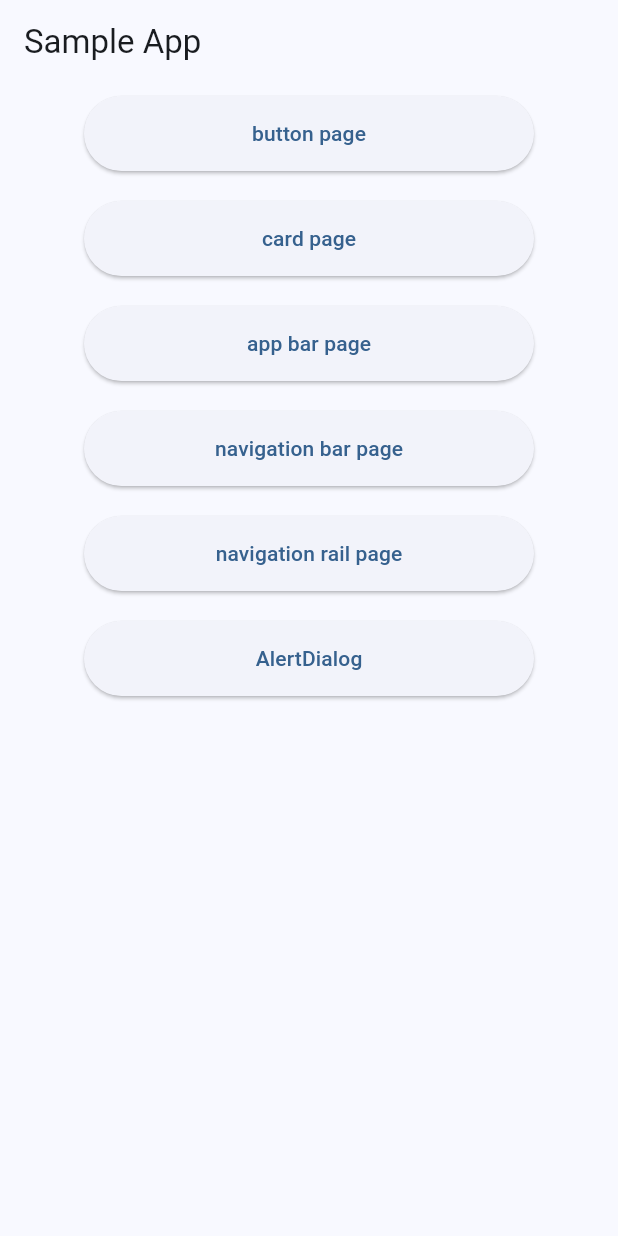
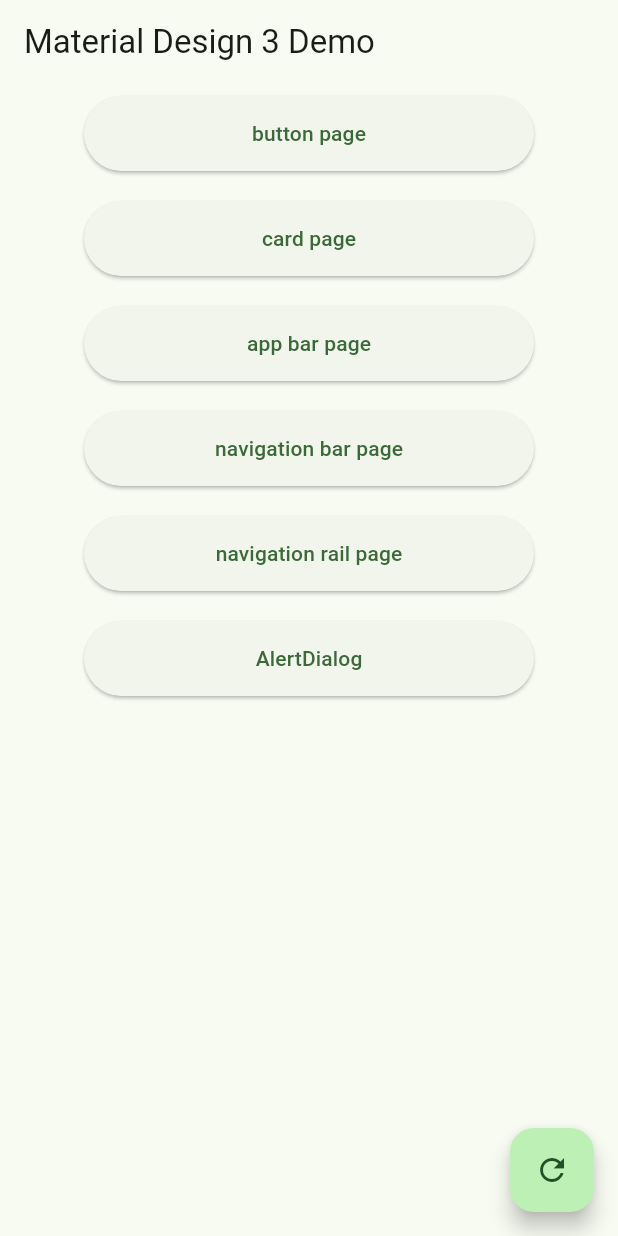
Before and after one commit to susatthi/sample_material_design3, a Flutter app: the screen it shows after launch, on a phone screen of 412 x 824 dp. Run offline on Flutter 3.47's test engine with Material 2 defaults, Android fonts, the phone set to English and light mode, and no system bars.

Commit message:
🚀 feat:  Material Design 2 と 3 を切替可能にした

```diff
--- a/sample_app/lib/main.dart
+++ b/sample_app/lib/main.dart
@@ -10,40 +10,56 @@ void main() {
   runApp(const MyApp());
 }
 
-class MyApp extends StatelessWidget {
+class MyApp extends StatefulWidget {
   const MyApp({super.key});
+
+  @override
+  MyAppState createState() => MyAppState();
+}
+
+class MyAppState extends State<MyApp> {
+  final _color = Colors.green;
+  var _useMaterial3 = true;
+
+  void _toggleMaterial() {
+    setState(() {
+      _useMaterial3 = !_useMaterial3;
+    });
+  }
 
   @override
   Widget build(BuildContext context) {
     return MaterialApp(
       title: 'Flutter Demo',
       theme: ThemeData(
-        useMaterial3: true,
-        colorSchemeSeed: Colors.blue,
-
-        // primarySwatch: Colors.blue,
+        useMaterial3: _useMaterial3,
+        colorSchemeSeed: _useMaterial3 ? _color : null,
+        primarySwatch: _useMaterial3 ? null : _color,
       ),
-      home: const MyHomePage(title: 'Sample App'),
+      home: MyHomePage(
+        useMaterial3: _useMaterial3,
+        onTap: _toggleMaterial,
+      ),
       debugShowCheckedModeBanner: false,
     );
   }
 }
 
-class MyHomePage extends StatefulWidget {
-  const MyHomePage({super.key, required this.title});
+class MyHomePage extends StatelessWidget {
+  const MyHomePage({
+    super.key,
+    required bool useMaterial3,
+    required this.onTap,
+  }) : materialVersion = useMaterial3 ? '3' : '2';
 
-  final String title;
+  final String materialVersion;
+  final VoidCallback onTap;
 
-  @override
-  State<MyHomePage> createState() => _MyHomePageState();
-}
-
-class _MyHomePageState extends State<MyHomePage> {
   @override
   Widget build(BuildContext context) {
     return Scaffold(
       appBar: AppBar(
-        title: Text(widget.title),
+        title: Text('Material Design $materialVersion Demo'),
       ),
       body: Padding(
         padding: const EdgeInsets.all(8),
@@ -131,6 +147,11 @@ class _MyHomePageState extends State<MyHomePage> {
           ),
         ),
       ),
+      floatingActionButton: FloatingActionButton(
+        heroTag: 'main',
+        onPressed: onTap,
+        child: const Icon(Icons.refresh_outlined),
+      ),
     );
   }
 }
```
